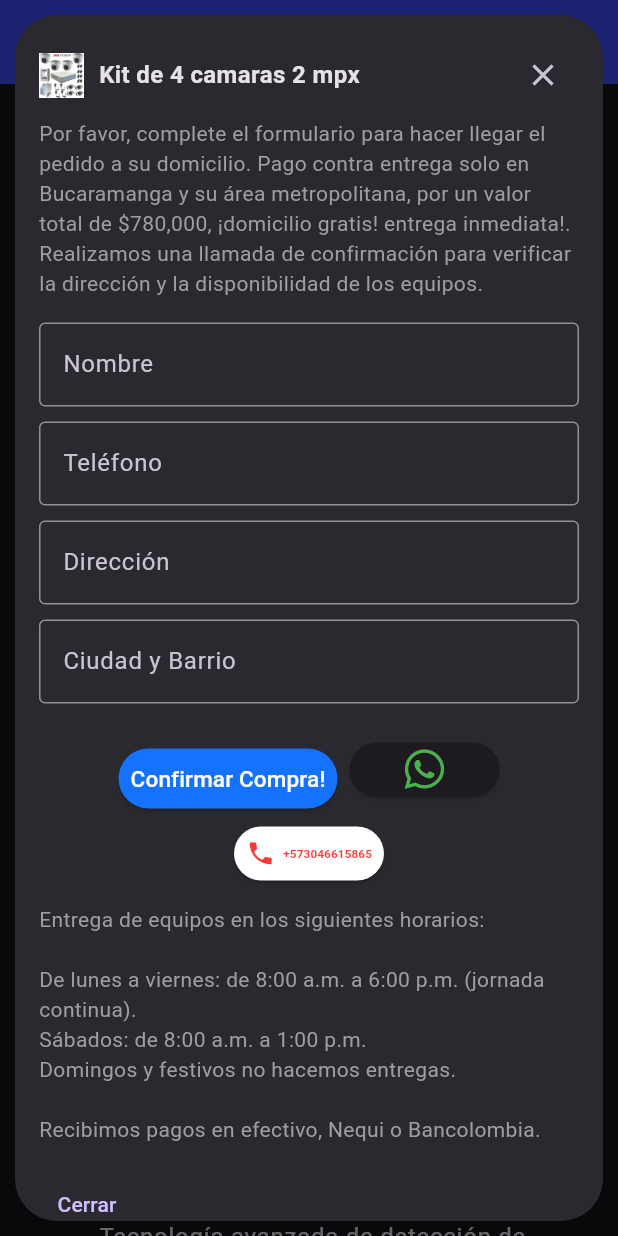
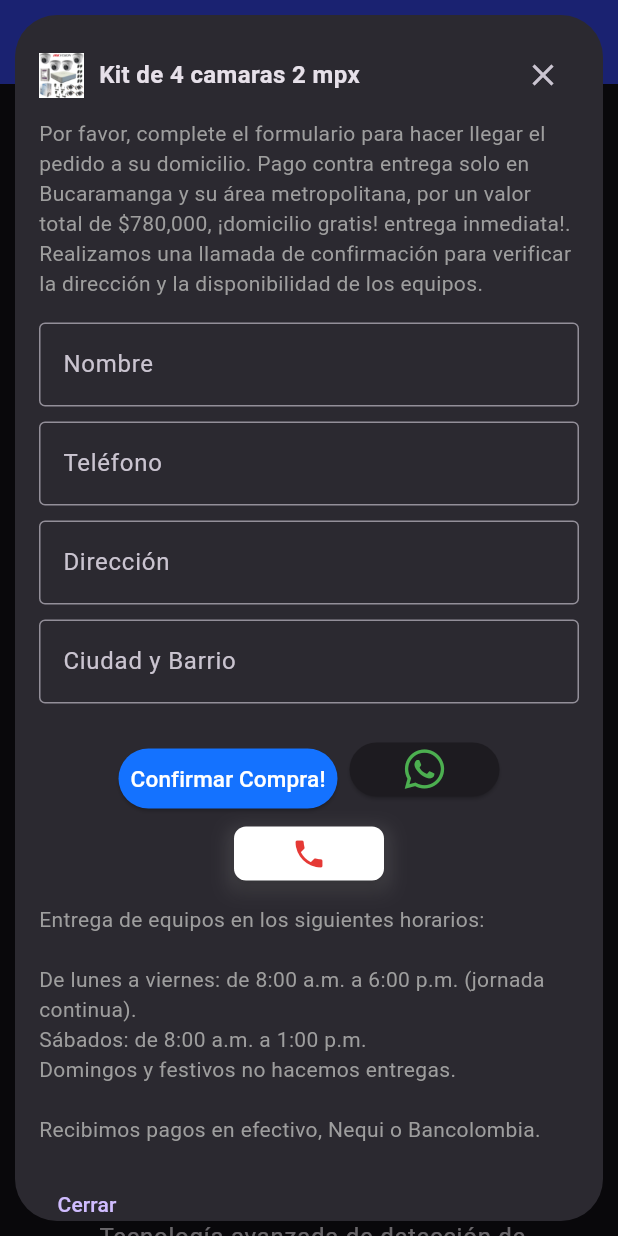
Before and after one commit to S24seguridadelectronica1/kits, a Flutter app: the screen it shows after launch, after a tap on "Comprar!", on a phone screen of 412 x 824 dp. Run offline on Flutter 3.47's test engine with Material 3 defaults, Android fonts, the phone set to English and light mode, and no system bars; our stand-ins replace carousel_slider, font_awesome_flutter, logger, supabase_flutter, visibility_detector; accounts and stored records are empty.

Commit message:
Primera versión de Kits Cámaras

```diff
--- a/lib/widgets/formulario.dart
+++ b/lib/widgets/formulario.dart
@@ -161,6 +161,8 @@ class FormularioWidgetState extends State<FormularioWidget> {
                   ),
                   child: Text(
                     isPurchased ? 'Comprado' : 'Comprar', // Cambiar texto
+                    style: const TextStyle(
+                        color: Colors.white), // Color blanco para el texto
                   ),
                 ),
               ),
--- a/lib/widgets/purchase_button.dart
+++ b/lib/widgets/purchase_button.dart
@@ -262,7 +262,7 @@ class PurchaseButtonState extends State<PurchaseButton> {
   }
 }
 
-class LlamadaButton extends StatelessWidget {
+class LlamadaButton extends StatefulWidget {
   final double textSize;
 
   const LlamadaButton({
@@ -271,19 +271,84 @@ class LlamadaButton extends StatelessWidget {
   });
 
   @override
-  Widget build(BuildContext context) {
-    return ElevatedButton(
-      onPressed: () async {
+  State<LlamadaButton> createState() => _LlamadaButtonState();
+}
+
+class _LlamadaButtonState extends State<LlamadaButton>
+    with SingleTickerProviderStateMixin {
+  late AnimationController _controller;
+  bool isAnimating = false;
+
+  @override
+  void initState() {
+    super.initState();
+    _controller = AnimationController(
+      duration: const Duration(milliseconds: 200),
+      vsync: this,
+    );
+
+    _controller.addStatusListener((status) {
+      if (status == AnimationStatus.completed) {
+        _controller.reverse();
+      }
+    });
+
+    // Iniciar animación periódica
+    _startPeriodicAnimation();
+  }
+
+  void _startPeriodicAnimation() {
+    Future.delayed(const Duration(seconds: 2), () {
+      if (mounted) {
+        _controller.forward();
+        _startPeriodicAnimation();
+      }
+    });
+  }
+
+  Future<void> _makePhoneCall() async {
     final Uri phoneUri = Uri.parse('tel:+573046615865');
     if (await canLaunchUrl(phoneUri)) {
       await launchUrl(phoneUri);
     } else {
       throw 'No se pudo realizar la llamada.';
     }
-      },
+  }
+
+  @override
+  void dispose() {
+    _controller.dispose();
+    super.dispose();
+  }
+
+  @override
+  Widget build(BuildContext context) {
+    return Container(
+      decoration: BoxDecoration(
+        boxShadow: [
+          BoxShadow(
+            color: Colors.grey.withAlpha(77),
+            spreadRadius: 2,
+            blurRadius: 10,
+            offset: const Offset(0, 4),
+          ),
+        ],
+      ),
+      child: AnimatedBuilder(
+        animation: _controller,
+        builder: (context, child) {
+          return Transform.translate(
+            offset: Offset(_controller.value * 4.0, 0),
+            child: ElevatedButton(
+              onPressed: _makePhoneCall,
               style: ElevatedButton.styleFrom(
-        backgroundColor: const Color.fromRGBO(255, 255, 255, 1), // Fondo blanco
-        padding: const EdgeInsets.symmetric(horizontal: 8),
+                backgroundColor: Colors.white,
+                foregroundColor: Colors.red,
+                padding: const EdgeInsets.symmetric(horizontal: 12),
+                shape: RoundedRectangleBorder(
+                  borderRadius: BorderRadius.circular(8),
+                ),
+                elevation: 4,
               ),
               child: FittedBox(
                 fit: BoxFit.scaleDown,
@@ -292,22 +357,16 @@ class LlamadaButton extends StatelessWidget {
                   children: [
                     Icon(
                       Icons.phone,
-              size: 30, // Tamaño del ícono
-              color: const Color.fromARGB(
-                  202, 255, 1, 1), // Cambiar el color del ícono aquí
-            ),
-            SizedBox(width: 8), // Espacio entre el ícono y el número
-            Text(
-              '+573046615865', // Número de teléfono
-              style: TextStyle(
-                fontSize: textSize,
-                fontWeight: FontWeight.bold,
-                color: const Color.fromARGB(202, 255, 1, 1), // Color del texto
-              ),
+                      size: 24,
+                      color: Colors.red.shade600,
                     ),
                   ],
                 ),
               ),
+            ),
+          );
+        },
+      ),
     );
   }
 }
```
Lines whose indentation alone changed are shown as unchanged.
